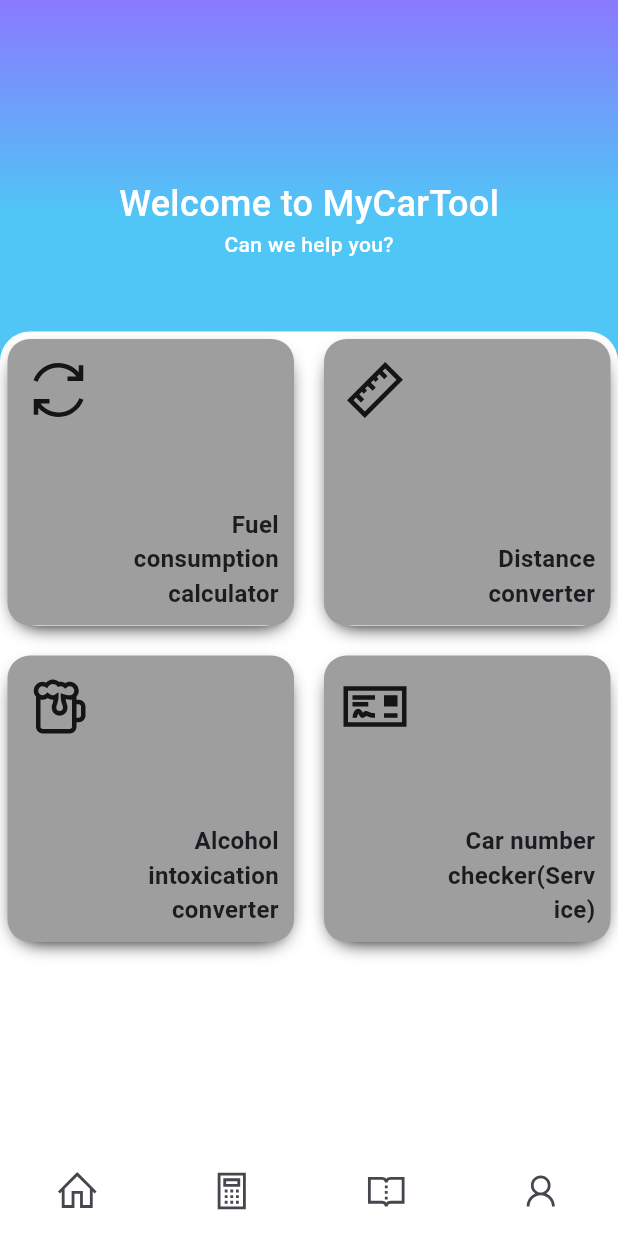
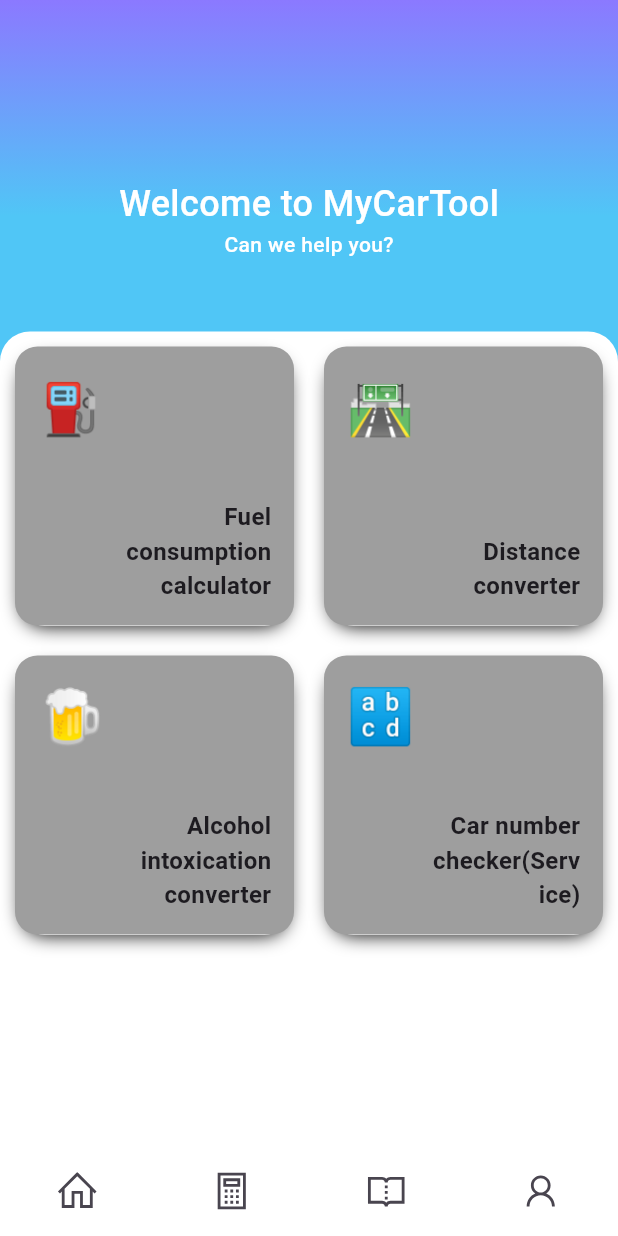
Before and after one commit to Emiresk/CarLibProto, a Flutter app: the screen it shows after launch, item 2 of the bottom bar chosen, on a phone screen of 412 x 824 dp. Run offline on Flutter 3.47's test engine with Material 3 defaults, Android fonts, the phone set to English and light mode, and no system bars; drawn by our look-alikes of auto_size_text; our stand-ins replace go_router, icons_plus.

```diff
--- a/lib/Application/Widgets/WidgetB.dart
+++ b/lib/Application/Widgets/WidgetB.dart
@@ -7,7 +7,7 @@ class WidgetB extends StatelessWidget {
   final Map<int, WidgetDataPrefab> _widgetDataPrefab = {
     0: WidgetDataPrefab(
       name: 'fuel_consumption',
-      icon: LineAwesome.sync_alt_solid,
+      emoji: "⛽",
       description: 'Fuel consumption calculator',
       isAvailable: true,
       isActive: true,
@@ -15,7 +15,7 @@ class WidgetB extends StatelessWidget {
     ),
     1: WidgetDataPrefab(
       name: 'distance',
-      icon: LineAwesome.ruler_solid,
+      emoji: "🛣",
       description: 'Distance converter',
       isAvailable: true,
       isActive: false,
@@ -23,7 +23,7 @@ class WidgetB extends StatelessWidget {
     ),
     2: WidgetDataPrefab(
       name: 'alcohol',
-      icon: LineAwesome.beer_solid,
+      emoji: "🍺",
       description: 'Alcohol intoxication converter',
       isAvailable: true,
       isActive: false,
@@ -31,7 +31,7 @@ class WidgetB extends StatelessWidget {
     ),
     3: WidgetDataPrefab(
       name: 'car_number',
-      icon: LineAwesome.money_check_solid,
+      emoji: "🔡",
       description: 'Car number checker(Service)',
       isAvailable: true,
       isActive: false,
@@ -47,7 +47,7 @@ class WidgetB extends StatelessWidget {
     var availableWidgets = _widgetDataPrefab.values.where((wData) => wData.isAvailable).toList();
 
     return Container(
-      padding: EdgeInsets.all(5),
+      padding: EdgeInsets.all(10),
       child: GridView.builder (
           gridDelegate: const SliverGridDelegateWithFixedCrossAxisCount(
             crossAxisCount: 2,
@@ -70,7 +70,7 @@ class WidgetB extends StatelessWidget {
 
 class WidgetDataPrefab {
   final String name;
-  final IconData icon;
+  final String emoji;
   final String description;
   final bool isAvailable;  // Show in tree
   final bool isActive;     // OnClick is working
@@ -78,7 +78,7 @@ class WidgetDataPrefab {
 
   WidgetDataPrefab({
     required this.name,
-    required this.icon,
+    required this.emoji,
     required this.description,
     required this.isAvailable,
     required this.isActive,
@@ -110,16 +110,18 @@ class WidgetDataBuilder {
       child: Stack (
         children: [
           Positioned(
-              top: 10,
-              left: 10,
-              child: Icon(
-                  size: 48,
-                  data.icon
-              )
+              top: 15,
+              left: 15,
+              child: Text(
+                  data.emoji,
+                  style: TextStyle(
+                    fontSize: 36
+                  ),
+              ),
           ),
           Positioned(
-              bottom: 10,
-              right: 10,
+              bottom: 15,
+              right: 15,
               child: SizedBox (
                   width: 100,
                   child: AutoSizeText(
```
